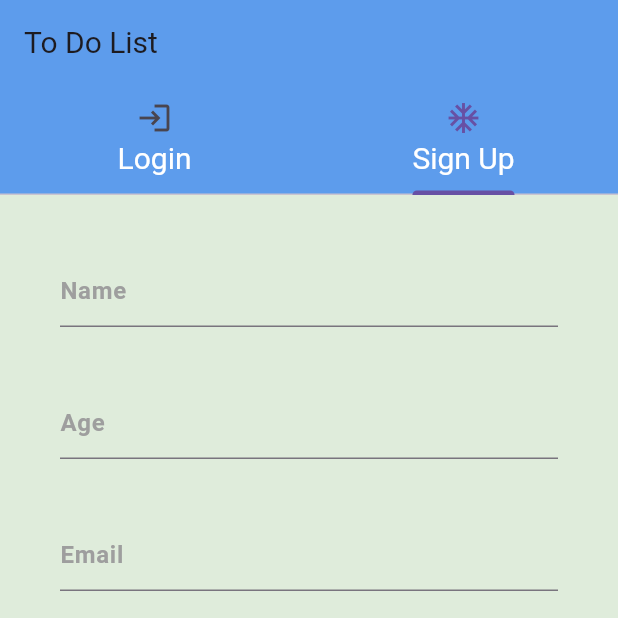
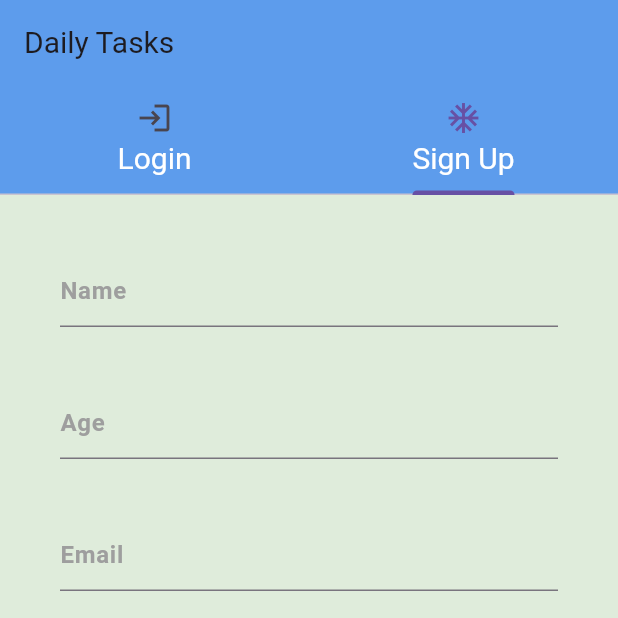
Before and after one commit to sehab374/Daily-Tasks, a Flutter app: the screen it shows after launch, tab 2 chosen, on a phone screen of 412 x 824 dp, the top half of it. Run offline on Flutter 3.47's test engine with Material 3 defaults, Android fonts, the phone set to English and light mode, and no system bars; our stand-ins replace calendar_timeline, cloud_firestore, firebase_auth, firebase_core, flutter_slidable, google_fonts; accounts and stored records are empty; generated files the repository leaves out were written again.

Commit message:
Localization

```diff
--- /dev/null
+++ b/l10n.yaml
@@ -0,0 +1,3 @@
+arb-dir: lib/l10n
+template-arb-file: app_en.arb
+output-localization-file: app_localizations.dart
--- a/lib/layout/home-screen.dart
+++ b/lib/layout/home-screen.dart
@@ -9,6 +9,7 @@ import 'package:todo_f_connection/screens/login/login.dart';
 import '../screens/settings/settings_tab.dart';
 import '../screens/tasks/add_task_bottom_sheet.dart';
 import '../screens/tasks/tasks_tab.dart';
+import 'package:flutter_gen/gen_l10n/app_localizations.dart';
 
 class HomeLayout extends StatefulWidget {
   static const String routeName = "lauout";
@@ -30,7 +31,7 @@ class _HomeLayoutState extends State<HomeLayout> {
       ////////////////////for floating action buttom background display
       extendBody: true,
       appBar:
-          AppBar(title: Text("Hello  ${provider.userModel?.name}"), actions: [
+          AppBar(title: Text("${AppLocalizations.of(context)!.hello} ${provider.userModel?.name}"), actions: [
         IconButton(
             onPressed: () {
               FirebaseAuth.instance.signOut();
--- a/lib/main.dart
+++ b/lib/main.dart
@@ -1,6 +1,7 @@
 import 'package:firebase_core/firebase_core.dart';
 import 'package:flutter/material.dart';
 import 'package:provider/provider.dart';
+import 'package:todo_f_connection/providers/lang-provider.dart';
 import 'package:todo_f_connection/providers/my_provider.dart';
 import 'firebase_options.dart';
 import 'layout/home-screen.dart';
@@ -11,6 +12,8 @@ import 'screens/settings/settings_tab.dart';
 import 'screens/tasks/edit-task.dart';
 import 'screens/tasks/tasks_tab.dart';
 import 'shared/styles/myThemeData.dart';
+import 'package:flutter_localizations/flutter_localizations.dart';
+import 'package:flutter_gen/gen_l10n/app_localizations.dart';
 
 void main() async {
   WidgetsFlutterBinding.ensureInitialized();
@@ -19,8 +22,18 @@ void main() async {
   );
   /////////////////////////////////to make database local
   //FirebaseFirestore.instance.disableNetwork();
-  runApp(ChangeNotifierProvider(
-      create: (context) => MyProvider(), child: const MyApp()));
+  runApp(MultiProvider(providers: [
+    ChangeNotifierProvider(create: (context) => MyProvider()),
+    ChangeNotifierProvider(create: (context) => LangProvider())
+  ], child: const MyApp())
+
+      //     ChangeNotifierProvider(
+      //     create: (context) => MyProvider(), child: const MyApp()
+      // )
+
+      );
+
+  //child: const MyApp()
 }
 
 class MyApp extends StatelessWidget {
@@ -30,11 +43,26 @@ class MyApp extends StatelessWidget {
   @override
   Widget build(BuildContext context) {
     var provider = Provider.of<MyProvider>(context);
+    var langProvider = Provider.of<LangProvider>(context);
     return MaterialApp(
+      localizationsDelegates: [
+        AppLocalizations.delegate,
+        GlobalMaterialLocalizations.delegate,
+        GlobalWidgetsLocalizations.delegate,
+        GlobalCupertinoLocalizations.delegate,
+      ],
+      supportedLocales: [
+        Locale('en'), // English
+        Locale('ar'), // Spanish
+      ],
+
+      locale: Locale(langProvider.languageCode),
       debugShowCheckedModeBanner: false,
-      initialRoute: provider.firebaseUser != null
-          ? HomeLayout.routeName
-          : Login.routeName,
+      initialRoute: Login.routeName,
+
+      // provider.firebaseUser != null
+      //     ? HomeLayout.routeName
+      //     : Login.routeName,
       routes: {
         HomeLayout.routeName: (context) => HomeLayout(),
         SettingsTab.routeName: (context) => SettingsTab(),
--- /dev/null
+++ b/lib/providers/lang-provider.dart
@@ -0,0 +1,10 @@
+import 'package:flutter/material.dart';
+
+class LangProvider extends ChangeNotifier {
+  String languageCode = "en";
+
+  void changeLanguage(String code) {
+    languageCode = code;
+    notifyListeners();
+  }
+}
--- a/lib/screens/login/login.dart
+++ b/lib/screens/login/login.dart
@@ -1,5 +1,4 @@
 import 'package:flutter/material.dart';
-
 
 import 'login-tab.dart';
 import 'sign-up-tab.dart';
@@ -14,7 +13,7 @@ class Login extends StatelessWidget {
         child: Scaffold(
           resizeToAvoidBottomInset: false,
           appBar: AppBar(
-              title: Text("To Do List"),
+              title: Text("Daily Tasks"),
               bottom: TabBar(tabs: [
                 Tab(
                   child: Text("Login",
--- a/lib/screens/login/sign-up-tab.dart
+++ b/lib/screens/login/sign-up-tab.dart
@@ -13,7 +13,8 @@ class SignUpTab extends StatelessWidget {
 
   @override
   Widget build(BuildContext context) {
-    return Padding(
+    return SingleChildScrollView(
+      child: Padding(
         padding: const EdgeInsets.all(20),
         child: Form(
             key: formKey,
@@ -147,6 +148,7 @@ class SignUpTab extends StatelessWidget {
                 ),
               ],
             )),
+      ),
     );
   }
 }
--- a/pubspec.yaml
+++ b/pubspec.yaml
@@ -43,6 +43,9 @@ dependencies:
   easy_localization: ^3.0.3
   firebase_auth: ^4.14.1
   provider: ^6.1.1
+  flutter_localizations:
+    sdk: flutter
+  intl: ^0.18.1
 
 
 dev_dependencies:
@@ -61,6 +64,7 @@ dev_dependencies:
 
 # The following section is specific to Flutter packages.
 flutter:
+  generate: true # Add this line
 
   # The following line ensures that the Material Icons font is
   # included with your application, so that you can use the icons in
```
Also changed, not shown: lib/bottom-sheets/language-bottom-sheet.dart (added, +59 -0 lines), lib/l10n/app_ar.arb (added, +17 -0 lines), lib/l10n/app_en.arb (added, +16 -0 lines), lib/screens/settings/settings_tab.dart (+61 -4 lines), lib/screens/tasks/add_task_bottom_sheet.dart (+8 -8 lines), pubspec.lock, 15 other files. Lines whose indentation alone changed are shown as unchanged.
